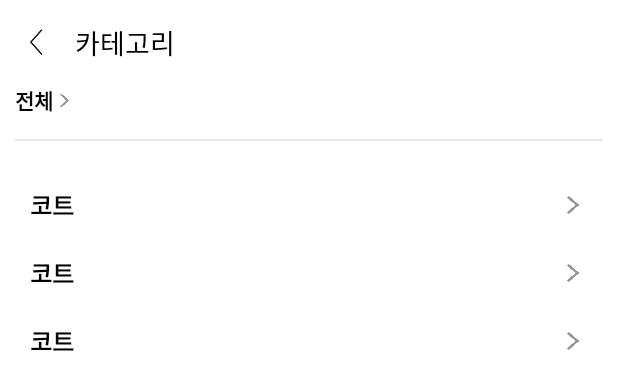
After one commit to mock-rc8/bunjang_android_viva, an Android app: the layout fragment_upload_category.xml on its own in the app's theme, with its tools: preview values and no code run, on a phone screen of 412 x 824 dp. The commit adds this screen. Shown: the top 390 px of the screen. Run offline under Robolectric (Android 15) with nearby library versions, the light colour scheme and no system bars.

Commit message:
Bunjang clone 카테고리 api 적용, 상품 등록 api 적용

```diff
--- a/app/build.gradle
+++ b/app/build.gradle
@@ -64,3 +64,4 @@ dependencies {
     androidTestImplementation 'androidx.test.ext:junit:1.1.3'
     androidTestImplementation 'androidx.test.espresso:espresso-core:3.4.0'
 }
+apply plugin: 'com.google.gms.google-services'
--- a/app/src/main/java/com/example/bunjang_clone/config/ApplicationClass.kt
+++ b/app/src/main/java/com/example/bunjang_clone/config/ApplicationClass.kt
@@ -2,6 +2,9 @@ package com.example.bunjang_clone.config
 
 import android.app.Application
 import android.content.SharedPreferences
+import com.google.firebase.ktx.Firebase
+import com.google.firebase.storage.FirebaseStorage
+import com.google.firebase.storage.StorageReference
 import okhttp3.OkHttpClient
 import okhttp3.logging.HttpLoggingInterceptor
 import retrofit2.Retrofit
@@ -17,6 +20,8 @@ class ApplicationClass : Application() {
         // 만들어져있는 SharedPreferences 를 사용해야합니다. 재생성하지 않도록 유념해주세요
         lateinit var sSharedPreferences: SharedPreferences
 
+        lateinit var fbStorage : StorageReference
+
         // JWT Token Header 키 값
         val X_ACCESS_TOKEN = "X-ACCESS-TOKEN"
 
@@ -28,6 +33,7 @@ class ApplicationClass : Application() {
     override fun onCreate() {
         super.onCreate()
         sSharedPreferences = applicationContext.getSharedPreferences("X-ACCESS-TOKEN", MODE_PRIVATE)
+        fbStorage = FirebaseStorage.getInstance().reference
 
         // 레트로핏 인스턴스 생성
         initRetrofitInstance()
--- a/app/src/main/java/com/example/bunjang_clone/src/register/AreaFragment.kt
+++ b/app/src/main/java/com/example/bunjang_clone/src/register/AreaFragment.kt
@@ -57,6 +57,7 @@ class AreaFragment(var myArea: String): BottomSheetDialogFragment() {
     interface OnDataArea {
         fun onDataOption(myArea: String)
     }
+
     override fun onCreateDialog(savedInstanceState: Bundle?): Dialog {
         val dialog: Dialog = super.onCreateDialog(savedInstanceState)
         dialog.setOnShowListener {
--- a/app/src/main/res/layout/activity_register.xml
+++ b/app/src/main/res/layout/activity_register.xml
@@ -154,8 +154,8 @@
                 android:background="@color/more_light_gray"
                 app:layout_constraintTop_toBottomOf="@id/et_register_product_name" />
 
-            <EditText
-                android:id="@+id/et_register_product_categories"
+            <TextView
+                android:id="@+id/tv_register_product_categories"
                 android:layout_width="match_parent"
                 android:layout_height="wrap_content"
                 android:layout_marginHorizontal="10dp"
@@ -175,7 +175,7 @@
                 android:layout_marginHorizontal="10dp"
                 android:layout_marginTop="15dp"
                 android:background="@color/more_light_gray"
-                app:layout_constraintTop_toBottomOf="@id/et_register_product_categories" />
+                app:layout_constraintTop_toBottomOf="@id/tv_register_product_categories" />
 
             <EditText
                 android:id="@+id/et_register_product_tags"
--- /dev/null
+++ b/app/src/main/res/layout/fragment_upload_category.xml
@@ -0,0 +1,101 @@
+<?xml version="1.0" encoding="utf-8"?>
+<androidx.constraintlayout.widget.ConstraintLayout xmlns:android="http://schemas.android.com/apk/res/android"
+    android:layout_width="match_parent"
+    android:layout_height="match_parent"
+    xmlns:app="http://schemas.android.com/apk/res-auto"
+    xmlns:tools="http://schemas.android.com/tools">
+
+    <androidx.appcompat.widget.Toolbar
+        android:layout_width="match_parent"
+        android:layout_height="?actionBarSize"
+        app:layout_constraintEnd_toEndOf="parent"
+        app:layout_constraintStart_toStartOf="parent"
+        app:layout_constraintTop_toTopOf="parent" />
+
+    <androidx.constraintlayout.widget.ConstraintLayout
+        android:id="@+id/cl_category_toolbar"
+        android:layout_width="match_parent"
+        android:layout_height="?actionBarSize"
+        app:layout_constraintEnd_toEndOf="parent"
+        app:layout_constraintStart_toStartOf="parent"
+        app:layout_constraintTop_toTopOf="parent">
+
+        <ImageView
+            android:id="@+id/iv_category_back"
+            android:layout_width="30dp"
+            android:layout_height="30dp"
+            android:layout_marginStart="10dp"
+            android:layout_marginEnd="20dp"
+            android:scaleType="centerCrop"
+            android:src="@drawable/icon_arrow_back"
+            app:layout_constraintBottom_toBottomOf="parent"
+            app:layout_constraintStart_toStartOf="parent"
+            app:layout_constraintTop_toTopOf="parent" />
+
+        <TextView
+            android:id="@+id/tv_category"
+            android:layout_width="wrap_content"
+            android:layout_height="wrap_content"
+            android:layout_marginStart="10dp"
+            android:layout_marginEnd="10dp"
+            android:text="카테고리"
+            android:textColor="@color/black"
+            android:textSize="18sp"
+            app:layout_constraintBottom_toBottomOf="parent"
+            app:layout_constraintStart_toEndOf="@id/iv_category_back"
+            app:layout_constraintTop_toTopOf="parent" />
+
+    </androidx.constraintlayout.widget.ConstraintLayout>
+
+    <TextView
+        android:id="@+id/tv_all_category_tile"
+        android:layout_width="wrap_content"
+        android:layout_height="wrap_content"
+        android:layout_marginStart="10dp"
+        android:text="전체"
+        android:textColor="@color/black"
+        android:textStyle="bold"
+        app:layout_constraintStart_toStartOf="parent"
+        app:layout_constraintTop_toBottomOf="@id/cl_category_toolbar" />
+
+    <ImageView
+        android:id="@+id/iv_category_next"
+        android:layout_width="15dp"
+        android:layout_height="15dp"
+        android:src="@drawable/icon_next"
+        app:layout_constraintBottom_toBottomOf="@id/tv_all_category_tile"
+        app:layout_constraintStart_toEndOf="@id/tv_all_category_tile"
+        app:layout_constraintTop_toTopOf="@id/tv_all_category_tile"
+        app:tint="@color/gray" />
+
+    <TextView
+        android:id="@+id/tv_category_goods"
+        android:layout_width="wrap_content"
+        android:layout_height="wrap_content"
+        android:text="코트"
+        android:visibility="gone"
+        android:textColor="@color/light_red"
+        app:layout_constraintTop_toTopOf="@id/iv_category_next"
+        app:layout_constraintBottom_toBottomOf="@id/iv_category_next"
+        app:layout_constraintStart_toEndOf="@id/iv_category_next"/>
+
+    <View
+        android:id="@+id/view_category_line"
+        android:layout_width="match_parent"
+        android:layout_height="1dp"
+        android:layout_marginHorizontal="10dp"
+        android:layout_marginTop="15dp"
+        android:background="@color/more_light_gray"
+        app:layout_constraintTop_toBottomOf="@id/tv_all_category_tile" />
+
+    <androidx.recyclerview.widget.RecyclerView
+        android:id="@+id/rv_category_item"
+        android:layout_width="match_parent"
+        android:layout_height="wrap_content"
+        android:orientation="vertical"
+        android:layout_marginTop="20dp"
+        tools:listitem="@layout/item_upload_category"
+        app:layoutManager="androidx.recyclerview.widget.LinearLayoutManager"
+        app:layout_constraintTop_toBottomOf="@id/view_category_line"/>
+
+</androidx.constraintlayout.widget.ConstraintLayout>
```
Also changed, not shown: app/src/main/java/com/example/bunjang_clone/src/register/CategoryFragment.kt (added, +115 -0 lines), app/src/main/java/com/example/bunjang_clone/src/register/CategoryRvAdapter.kt (added, +47 -0 lines), app/src/main/java/com/example/bunjang_clone/src/register/RegisterActivity.kt (+78 -12 lines), app/src/main/java/com/example/bunjang_clone/src/register/RegisterActivityInterface.kt (+9 -0 lines), app/src/main/java/com/example/bunjang_clone/src/register/RegisterRetrofitInterface.kt (+8 -0 lines), app/src/main/java/com/example/bunjang_clone/src/register/RegisterService.kt (+31 -0 lines), app/src/main/java/com/example/bunjang_clone/src/register/models/CategoryData.kt (added, +12 -0 lines), app/src/main/res/drawable-v24/sample1.jpg (added), app/src/main/res/drawable-v24/sample2.jpg (added), app/src/main/res/drawable-v24/sample3.jpg (added).
